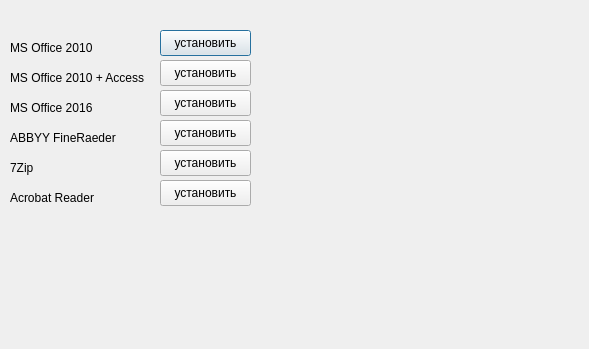
Above: design_ui/Programs.ui from BagaJimbildan/LAS_SibSIU before the change. Below: the same form after it.
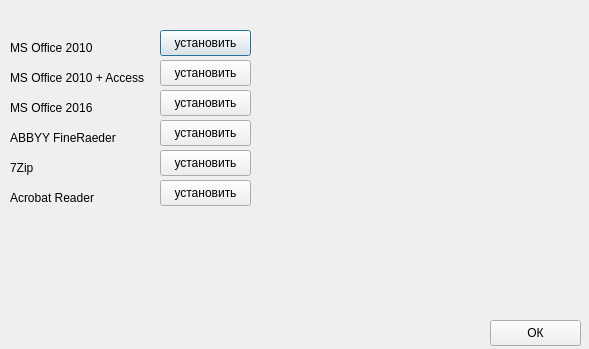
That is the form after the change.

What changed in the file:
```diff
--- a/design_ui/Programs.ui
+++ b/design_ui/Programs.ui
@@ -169,6 +169,19 @@
     <string>установить</string>
    </property>
   </widget>
+  <widget class="QPushButton" name="btn_ok">
+   <property name="geometry">
+    <rect>
+     <x>490</x>
+     <y>320</y>
+     <width>91</width>
+     <height>26</height>
+    </rect>
+   </property>
+   <property name="text">
+    <string>ОК</string>
+   </property>
+  </widget>
  </widget>
  <resources/>
  <connections/>
```
